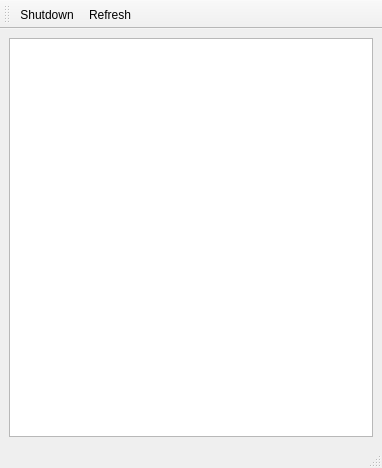
The window that mainwindow.ui (jupyter/nbmanager) describes before a commit, drawn with Qt 5.
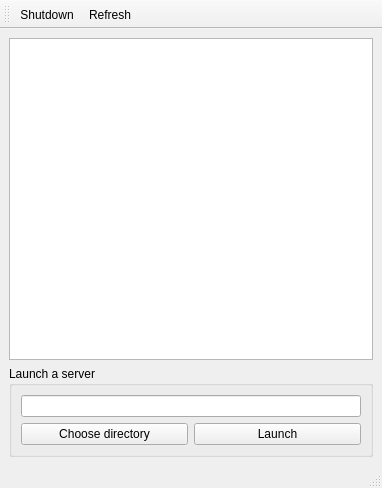
The same window after the commit. Icons and pictures are not drawn.

Commit message: Add UI for launching a new server

The edit to the form file:
```diff
--- a/mainwindow.ui
+++ b/mainwindow.ui
@@ -7,7 +7,7 @@
     <x>0</x>
     <y>0</y>
     <width>382</width>
-    <height>468</height>
+    <height>488</height>
    </rect>
   </property>
   <property name="windowTitle">
@@ -28,6 +28,40 @@
       </attribute>
      </widget>
     </item>
+    <item>
+     <widget class="QGroupBox" name="groupBox">
+      <property name="title">
+       <string>Launch a server</string>
+      </property>
+      <layout class="QVBoxLayout" name="verticalLayout_2">
+       <item>
+        <widget class="QLineEdit" name="start_dir_lineedit"/>
+       </item>
+       <item>
+        <layout class="QHBoxLayout" name="horizontalLayout">
+         <item>
+          <widget class="QPushButton" name="choose_dir_button">
+           <property name="text">
+            <string>Choose directory</string>
+           </property>
+          </widget>
+         </item>
+         <item>
+          <widget class="QPushButton" name="launch_button">
+           <property name="text">
+            <string>Launch</string>
+           </property>
+           <property name="icon">
+            <iconset resource="qtresources.qrc">
+             <normaloff>:/icons/icons/right.png</normaloff>:/icons/icons/right.png</iconset>
+           </property>
+          </widget>
+         </item>
+        </layout>
+       </item>
+      </layout>
+     </widget>
+    </item>
    </layout>
   </widget>
   <widget class="QMenuBar" name="menubar">
```
Left out of the diff: 2 changed lines with no effect on the pictures. The commit also changes 6 other files.
